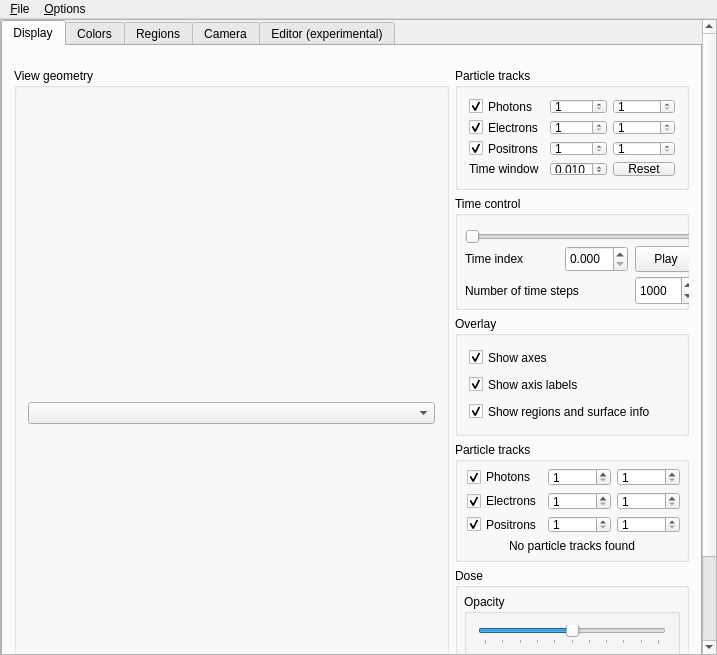
Old version of the form HEN_HOUSE/egs++/view/viewcontrol.ui in the repository nrc-cnrc/EGSnrc.
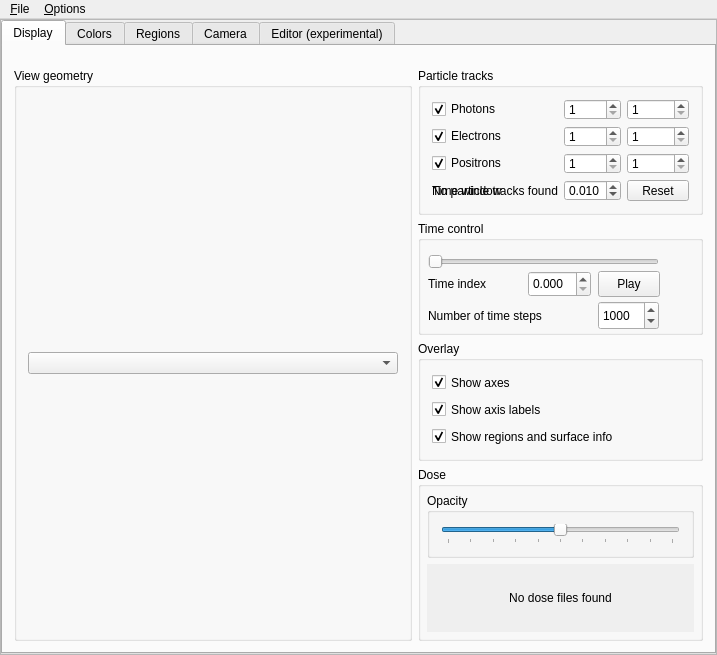
New version of the form.

Diff of the .ui file:
```diff
--- a/HEN_HOUSE/egs++/view/viewcontrol.ui
+++ b/HEN_HOUSE/egs++/view/viewcontrol.ui
@@ -319,6 +319,16 @@
                        </property>
                       </widget>
                      </item>
+                    <item>
+                      <widget class="QLabel" name="label_particles">
+                       <property name="text">
+                        <string>No particle tracks found</string>
+                       </property>
+                       <property name="alignment">
+                        <set>Qt::AlignCenter</set>
+                       </property>
+                      </widget>
+                     </item>
                      <item row="3" column="0">
                       <widget class="QLabel" name="label_timewindow">
                        <property name="text">
@@ -582,155 +592,6 @@
                     </layout>
                    </widget>
                   </item>
-                  <item>
-                   <widget class="QGroupBox" name="groupBox10">
-                    <property name="sizePolicy">
-                     <sizepolicy hsizetype="Expanding" vsizetype="Minimum">
-                      <horstretch>0</horstretch>
-                      <verstretch>0</verstretch>
-                     </sizepolicy>
-                    </property>
-                    <property name="minimumSize">
-                     <size>
-                      <width>0</width>
-                      <height>120</height>
-                     </size>
-                    </property>
-                    <property name="maximumSize">
-                     <size>
-                      <width>16777215</width>
-                      <height>16777215</height>
-                     </size>
-                    </property>
-                    <property name="toolTip">
-                     <string>Use egs_track_scoring to output a ptracks file</string>
-                    </property>
-                    <property name="title">
-                     <string>Particle tracks</string>
-                    </property>
-                    <layout class="QVBoxLayout" name="verticalLayout_17">
-                     <property name="leftMargin">
-                      <number>6</number>
-                     </property>
-                     <property name="topMargin">
-                      <number>6</number>
-                     </property>
-                     <property name="rightMargin">
-                      <number>6</number>
-                     </property>
-                     <property name="bottomMargin">
-                      <number>6</number>
-                     </property>
-                     <item>
-                      <layout class="QGridLayout" name="gridLayout">
-                       <property name="leftMargin">
-                        <number>3</number>
-                       </property>
-                       <item row="1" column="0">
-                        <widget class="QCheckBox" name="showElectronsCheckbox">
-                         <property name="text">
-                          <string>Electrons</string>
-                         </property>
-                         <property name="checked">
-                          <bool>true</bool>
-                         </property>
-                        </widget>
-                       </item>
-                       <item row="0" column="1">
-                        <widget class="QSpinBox" name="spin_tminp">
-                         <property name="minimum">
-                          <number>1</number>
-                         </property>
-                         <property name="value">
-                          <number>1</number>
-                         </property>
-                        </widget>
-                       </item>
-                       <item row="1" column="2">
-                        <widget class="QSpinBox" name="spin_tmaxe">
-                         <property name="minimum">
-                          <number>1</number>
-                         </property>
-                         <property name="value">
-                          <number>1</number>
-                         </property>
-                        </widget>
-                       </item>
-                       <item row="1" column="1">
-                        <widget class="QSpinBox" name="spin_tmine">
-                         <property name="minimum">
-                          <number>1</number>
-                         </property>
-                         <property name="value">
-                          <number>1</number>
-                         </property>
-                        </widget>
-                       </item>
-                       <item row="0" column="2">
-                        <widget class="QSpinBox" name="spin_tmaxp">
-                         <property name="minimum">
-                          <number>1</number>
-                         </property>
-                         <property name="value">
-                          <number>1</number>
-                         </property>
-                        </widget>
-                       </item>
-                       <item row="0" column="0">
-                        <widget class="QCheckBox" name="showPhotonsCheckbox">
-                         <property name="text">
-                          <string>Photons</string>
-                         </property>
-                         <property name="checked">
-                          <bool>true</bool>
-                         </property>
-                        </widget>
-                       </item>
-                       <item row="2" column="0">
-                        <widget class="QCheckBox" name="showPositronsCheckbox">
-                         <property name="text">
-                          <string>Positrons</string>
-                         </property>
-                         <property name="checked">
-                          <bool>true</bool>
-                         </property>
-                        </widget>
-                       </item>
-                       <item row="2" column="2">
-                        <widget class="QSpinBox" name="spin_tmaxpo">
-                         <property name="minimum">
-                          <number>1</number>
-                         </property>
-                         <property name="value">
-                          <number>1</number>
-                         </property>
-                        </widget>
-                       </item>
-                       <item row="2" column="1">
-                        <widget class="QSpinBox" name="spin_tminpo">
-                         <property name="minimum">
-                          <number>1</number>
-                         </property>
-                         <property name="value">
-                          <number>1</number>
-                         </property>
-                        </widget>
-                       </item>
-                      </layout>
-                     </item>
-                     <item>
-                      <widget class="QLabel" name="label_particles">
-                       <property name="text">
-                        <string>No particle tracks found</string>
-                       </property>
-                       <property name="alignment">
-                        <set>Qt::AlignCenter</set>
-                       </property>
-                      </widget>
-                     </item>
-                    </layout>
-                   </widget>
-                  </item>
                   <item>
                    <widget class="QGroupBox" name="groupBox_dose">
                     <property name="sizePolicy">
```
Left out of the diff: 3 changed lines with no effect on the pictures.
